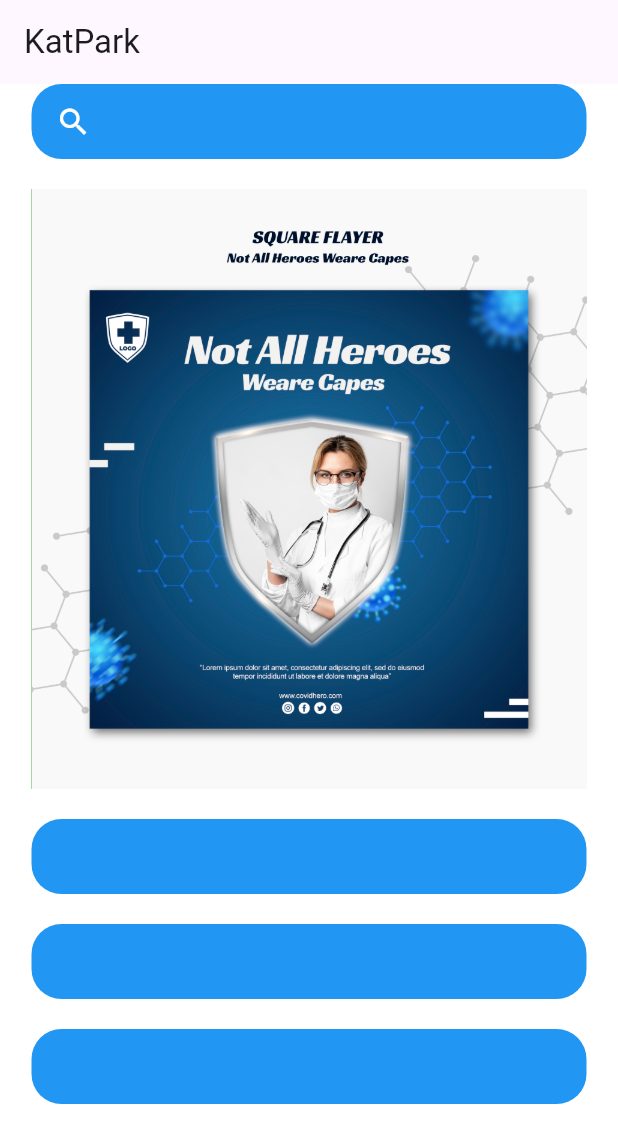
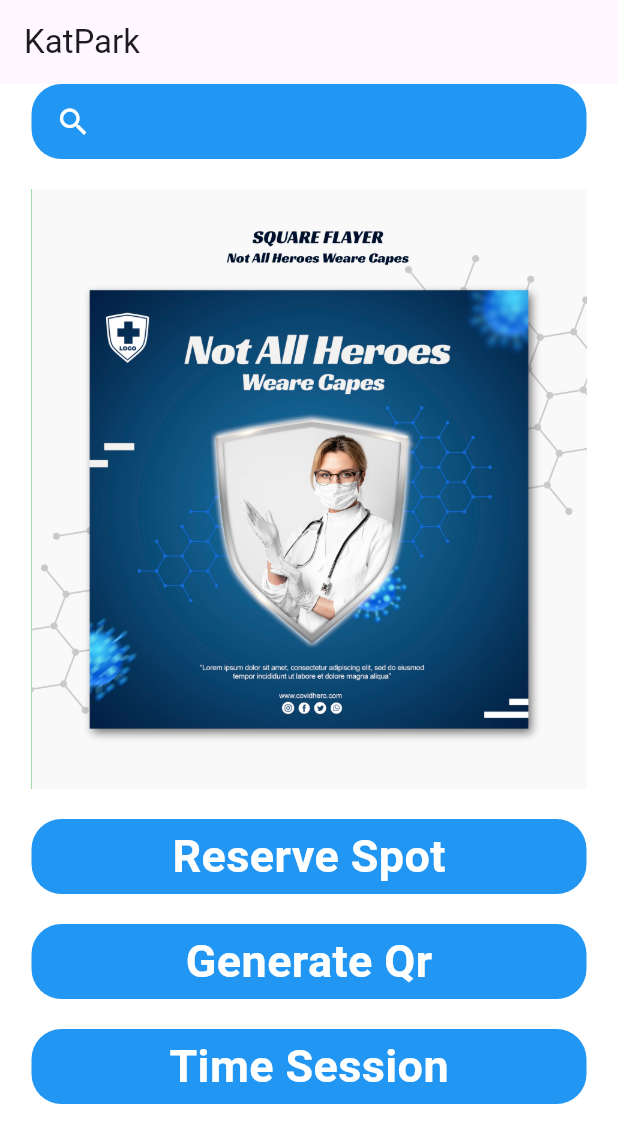
Before and after one commit to subod4/Kusom_Hackathon, a Flutter app: the screen it shows after launch, on a phone screen of 412 x 824 dp. Shown: the top 1143 px of the screen. Run offline on Flutter 3.47's test engine with Material 3 defaults, Android fonts, the phone set to English and light mode, and no system bars.

Commit message:
added text in lower container

```diff
--- a/lib/main.dart
+++ b/lib/main.dart
@@ -71,6 +71,7 @@ class MyApp extends StatelessWidget {
                         color: Colors.blue,
                         borderRadius: BorderRadius.circular(20)
                     ),
+                    child: Center(child: Text("Reserve Spot",style: TextStyle(color: Colors.white,fontSize: 30,fontWeight: FontWeight.bold),)),
                   ),
                   const SizedBox(height: 20),
                   Container(
@@ -79,7 +80,9 @@ class MyApp extends StatelessWidget {
                     decoration: BoxDecoration(
                         color: Colors.blue,
                         borderRadius: BorderRadius.circular(20)
+
                     ),
+                      child: Center(child: Text("Generate Qr",style: TextStyle(color: Colors.white,fontSize: 30,fontWeight: FontWeight.bold),))
 
                   ),
                   const SizedBox(height: 20),
@@ -90,6 +93,7 @@ class MyApp extends StatelessWidget {
                         color: Colors.blue,
                         borderRadius: BorderRadius.circular(20)
                     ),
+                      child: Center(child: Text("Time Session",style: TextStyle(color: Colors.white,fontSize: 30,fontWeight: FontWeight.bold),))
                   ),
                 ],
               )
```
